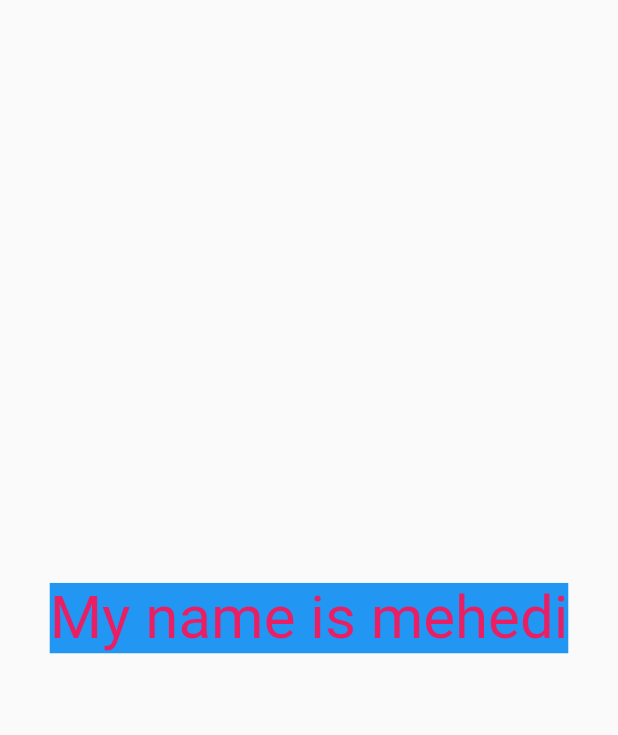
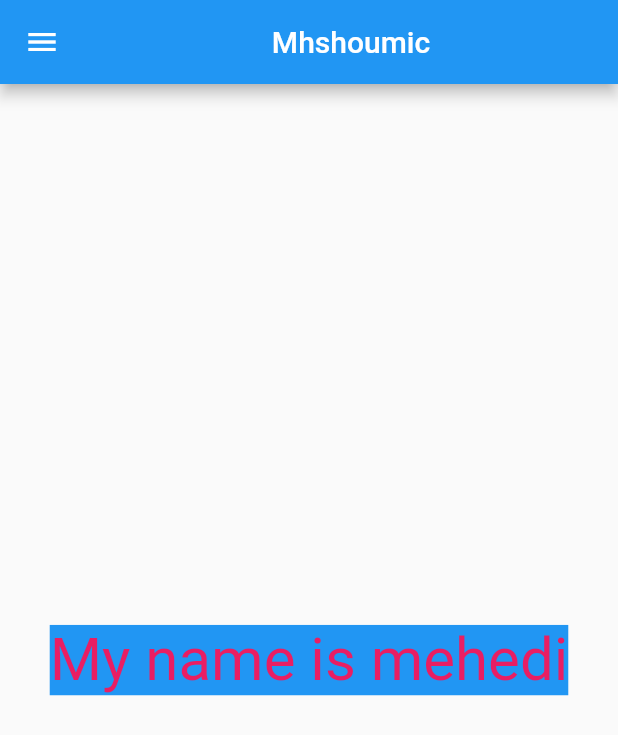
Before and after one commit to mhshoumic/mehedi, a Flutter app: the screen it shows after launch, on a phone screen of 412 x 824 dp. Shown: the top 735 px of the screen. Run offline on Flutter 3.47's test engine with Material 2 defaults, Android fonts, the light colour scheme and no system bars.

Commit message:
Day1 completed

```diff
--- a/lib/main.dart
+++ b/lib/main.dart
@@ -1,4 +1,5 @@
 import 'package:flutter/material.dart';
+import 'package:mehedi/pages/homepage.dart';
 
 void main() {
   runApp(august());
@@ -10,19 +11,7 @@ class august extends StatelessWidget {
   @override
   Widget build(BuildContext context) {
     return MaterialApp(
-      home: Material(
-        child: Center(
-          child: Container(
-            child: Text(
-              "My name is mehedi",
-              style: TextStyle(
-                  fontSize: 40,
-                  color: Colors.pink,
-                  backgroundColor: Colors.blue),
-            ),
-          ),
-        ),
-      ),
+      home: Homepage(),
     );
   }
 }
--- /dev/null
+++ b/lib/pages/homepage.dart
@@ -0,0 +1,24 @@
+import 'package:flutter/material.dart';
+
+class Homepage extends StatelessWidget {
+  const Homepage({Key? key}) : super(key: key);
+
+  @override
+  Widget build(BuildContext context) {
+    return Scaffold(
+      drawer: Drawer(),
+      appBar: AppBar(
+        title: Center(child: Text("Mhshoumic")),
+      ),
+      body: Center(
+        child: Container(
+          child: Text(
+            "My name is mehedi",
+            style: TextStyle(
+                fontSize: 40, color: Colors.pink, backgroundColor: Colors.blue),
+          ),
+        ),
+      ),
+    );
+  }
+}
```
